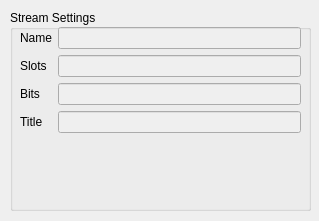
First picture: the form in client/src/Stream.ui, repository canercandan/qlik, before the edit.
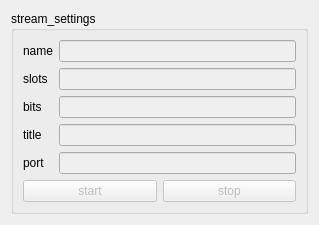
Second picture: the form after the edit.

What changed in the file:
```diff
--- a/client/src/Stream.ui
+++ b/client/src/Stream.ui
@@ -6,40 +6,27 @@
     <x>0</x>
     <y>0</y>
     <width>319</width>
-    <height>221</height>
+    <height>215</height>
    </rect>
   </property>
   <property name="windowTitle" >
    <string>Stream</string>
   </property>
+  <layout class="QGridLayout" >
+   <item row="0" column="0" >
   <widget class="QGroupBox" name="groupBox" >
-   <property name="geometry" >
-    <rect>
-     <x>10</x>
-     <y>10</y>
-     <width>301</width>
-     <height>201</height>
-    </rect>
-   </property>
    <property name="title" >
-    <string>Stream Settings</string>
-   </property>
-   <widget class="QWidget" name="verticalLayout" >
-    <property name="geometry" >
-     <rect>
-      <x>10</x>
-      <y>10</y>
-      <width>281</width>
-      <height>121</height>
-     </rect>
-    </property>
+      <string>stream_settings</string>
+     </property>
+     <layout class="QGridLayout" >
+      <item row="0" column="0" >
     <layout class="QVBoxLayout" >
      <item>
       <layout class="QGridLayout" >
        <item row="0" column="0" >
         <widget class="QLabel" name="label" >
          <property name="text" >
-          <string>Name</string>
+             <string>name</string>
          </property>
         </widget>
        </item>
@@ -53,7 +40,7 @@
        <item row="1" column="0" >
         <widget class="QLabel" name="label_2" >
          <property name="text" >
-          <string>Slots</string>
+             <string>slots</string>
          </property>
         </widget>
        </item>
@@ -67,7 +54,7 @@
        <item row="2" column="0" >
         <widget class="QLabel" name="label_3" >
          <property name="text" >
-          <string>Bits</string>
+             <string>bits</string>
          </property>
         </widget>
        </item>
@@ -81,7 +68,7 @@
        <item row="3" column="0" >
         <widget class="QLabel" name="label_4" >
          <property name="text" >
-          <string>Title</string>
+             <string>title</string>
          </property>
         </widget>
        </item>
@@ -92,11 +79,52 @@
          </property>
         </widget>
        </item>
-      </layout>
-     </item>
-    </layout>
-   </widget>
-  </widget>
+          <item row="4" column="0" >
+           <widget class="QLabel" name="label_5" >
+            <property name="text" >
+             <string>port</string>
+            </property>
+           </widget>
+          </item>
+          <item row="4" column="1" >
+           <widget class="QLineEdit" name="port" >
+            <property name="enabled" >
+             <bool>false</bool>
+            </property>
+           </widget>
+          </item>
+         </layout>
+        </item>
+        <item>
+         <layout class="QHBoxLayout" >
+          <item>
+           <widget class="QPushButton" name="start" >
+            <property name="enabled" >
+             <bool>false</bool>
+            </property>
+            <property name="text" >
+             <string>start</string>
+            </property>
+           </widget>
+          </item>
+          <item>
+           <widget class="QPushButton" name="stop" >
+            <property name="enabled" >
+             <bool>false</bool>
+            </property>
+            <property name="text" >
+             <string>stop</string>
+            </property>
+           </widget>
+          </item>
+         </layout>
+        </item>
+       </layout>
+      </item>
+     </layout>
+    </widget>
+   </item>
+  </layout>
  </widget>
  <resources/>
  <connections/>
```
Left out of the diff: 2 changed lines with no effect on the pictures. Lines whose indentation alone changed are shown as unchanged.
